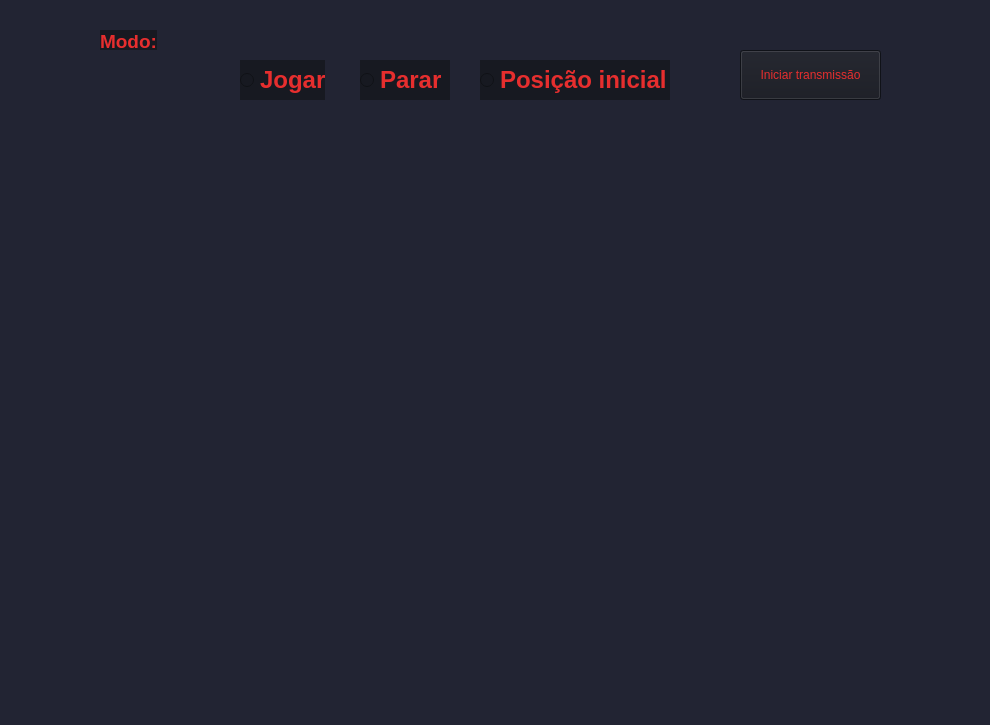
Red-Dragons-UFSCar/red-visao, file reddragons/interface/ui_files/jogar.ui: the form before one commit.
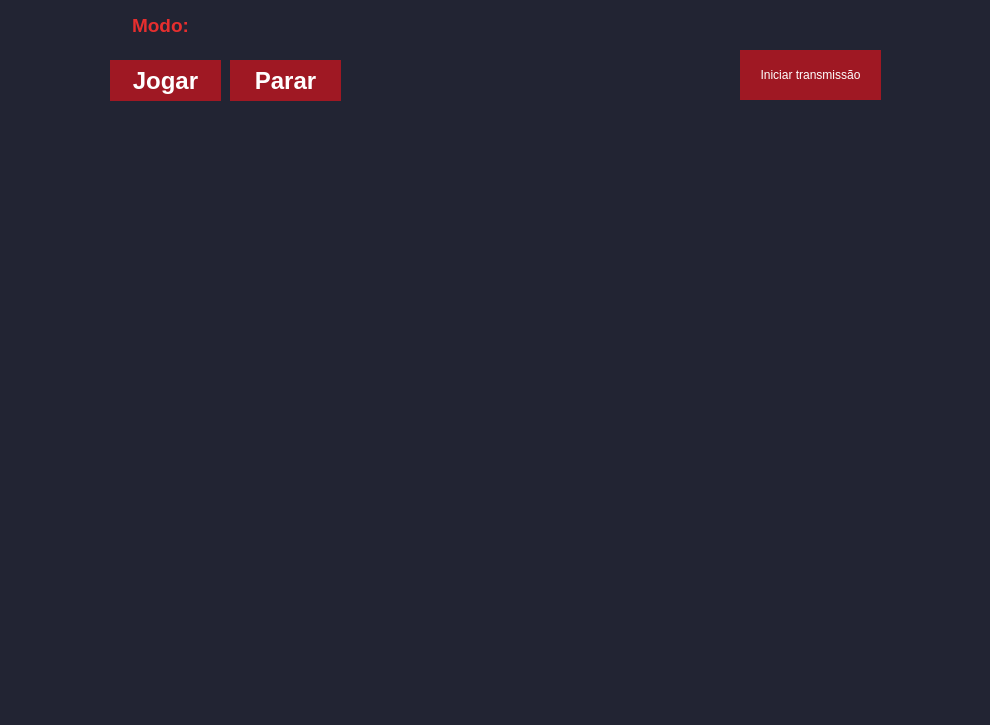
The form after the commit.

The edit to the form file:
```diff
--- a/reddragons/interface/ui_files/jogar.ui
+++ b/reddragons/interface/ui_files/jogar.ui
@@ -42,43 +42,16 @@
      <string/>
     </property>
    </widget>
-   <widget class="QRadioButton" name="rPosInicial">
-    <property name="geometry">
-     <rect>
-      <x>480</x>
-      <y>60</y>
-      <width>190</width>
-      <height>40</height>
-     </rect>
-    </property>
-    <property name="font">
-     <font>
-      <pointsize>18</pointsize>
-      <weight>75</weight>
-      <bold>true</bold>
-     </font>
-    </property>
-    <property name="layoutDirection">
-     <enum>Qt::LeftToRight</enum>
-    </property>
-    <property name="styleSheet">
-     <string notr="true">background-color: rgb(23, 25, 33);
-color: #E62E2E;</string>
-    </property>
-    <property name="text">
-     <string>Posição inicial</string>
-    </property>
-   </widget>
-   <widget class="QRadioButton" name="rParar">
+   <widget class="QPushButton" name="rParar">
     <property name="enabled">
      <bool>true</bool>
     </property>
     <property name="geometry">
      <rect>
-      <x>360</x>
+      <x>230</x>
       <y>60</y>
-      <width>90</width>
-      <height>40</height>
+      <width>111</width>
+      <height>41</height>
      </rect>
     </property>
     <property name="minimumSize">
@@ -101,20 +74,28 @@
      </font>
     </property>
     <property name="styleSheet">
-     <string notr="true">background-color: rgb(23, 25, 33);
-color: #E62E2E;</string>
+     <string notr="true">QPushButton{
+	color: rgb(255, 255, 255);
+	background-color: #9F1823;
+	border-radius:0px;
+}
+QPushButton:hover{
+	color: rgb(255, 255, 255);
+	background-color: #ff0000;
+	border-radius:0px;
+}</string>
     </property>
     <property name="text">
      <string>Parar</string>
     </property>
    </widget>
-   <widget class="QRadioButton" name="rJogar">
+   <widget class="QPushButton" name="rJogar">
     <property name="geometry">
      <rect>
-      <x>240</x>
+      <x>110</x>
       <y>60</y>
-      <width>85</width>
-      <height>40</height>
+      <width>111</width>
+      <height>41</height>
      </rect>
     </property>
     <property name="sizePolicy">
@@ -134,8 +115,16 @@
      <enum>Qt::LeftToRight</enum>
     </property>
     <property name="styleSheet">
-     <string notr="true">background-color: rgb(23, 25, 33);
-color: #E62E2E;</string>
+     <string notr="true">QPushButton{
+	color: rgb(255, 255, 255);
+	background-color: #9F1823;
+	border-radius:0px;
+}
+QPushButton:hover{
+	color: rgb(255, 255, 255);
+	background-color: #ff0000;
+	border-radius:0px;
+}</string>
     </property>
     <property name="text">
      <string>Jogar</string>
@@ -156,54 +145,54 @@
        <colorrole role="WindowText">
         <brush brushstyle="SolidPattern">
          <color alpha="255">
-          <red>230</red>
-          <green>46</green>
-          <blue>46</blue>
+          <red>255</red>
+          <green>255</green>
+          <blue>255</blue>
          </color>
         </brush>
        </colorrole>
        <colorrole role="Button">
         <brush brushstyle="SolidPattern">
          <color alpha="255">
-          <red>23</red>
-          <green>25</green>
-          <blue>33</blue>
+          <red>159</red>
+          <green>24</green>
+          <blue>35</blue>
          </color>
         </brush>
        </colorrole>
        <colorrole role="Text">
         <brush brushstyle="SolidPattern">
          <color alpha="255">
-          <red>230</red>
-          <green>46</green>
-          <blue>46</blue>
+          <red>255</red>
+          <green>255</green>
+          <blue>255</blue>
          </color>
         </brush>
        </colorrole>
        <colorrole role="ButtonText">
         <brush brushstyle="SolidPattern">
          <color alpha="255">
-          <red>230</red>
-          <green>46</green>
-          <blue>46</blue>
+          <red>255</red>
+          <green>255</green>
+          <blue>255</blue>
          </color>
         </brush>
        </colorrole>
        <colorrole role="Base">
         <brush brushstyle="SolidPattern">
          <color alpha="255">
-          <red>23</red>
-          <green>25</green>
-          <blue>33</blue>
+          <red>159</red>
+          <green>24</green>
+          <blue>35</blue>
          </color>
         </brush>
        </colorrole>
        <colorrole role="Window">
         <brush brushstyle="SolidPattern">
          <color alpha="255">
-          <red>23</red>
-          <green>25</green>
-          <blue>33</blue>
+          <red>159</red>
+          <green>24</green>
+          <blue>35</blue>
          </color>
         </brush>
        </colorrole>
@@ -212,54 +201,54 @@
        <colorrole role="WindowText">
         <brush brushstyle="SolidPattern">
          <color alpha="255">
-          <red>230</red>
-          <green>46</green>
-          <blue>46</blue>
+          <red>255</red>
+          <green>255</green>
+          <blue>255</blue>
          </color>
         </brush>
        </colorrole>
        <colorrole role="Button">
         <brush brushstyle="SolidPattern">
          <color alpha="255">
-          <red>23</red>
-          <green>25</green>
-          <blue>33</blue>
+          <red>159</red>
+          <green>24</green>
+          <blue>35</blue>
          </color>
         </brush>
        </colorrole>
        <colorrole role="Text">
         <brush brushstyle="SolidPattern">
          <color alpha="255">
-          <red>230</red>
-          <green>46</green>
-          <blue>46</blue>
+          <red>255</red>
+          <green>255</green>
+          <blue>255</blue>
          </color>
         </brush>
        </colorrole>
        <colorrole role="ButtonText">
         <brush brushstyle="SolidPattern">
          <color alpha="255">
-          <red>230</red>
-          <green>46</green>
-          <blue>46</blue>
+          <red>255</red>
+          <green>255</green>
+          <blue>255</blue>
          </color>
         </brush>
        </colorrole>
        <colorrole role="Base">
         <brush brushstyle="SolidPattern">
          <color alpha="255">
-          <red>23</red>
-          <green>25</green>
-          <blue>33</blue>
+          <red>159</red>
+          <green>24</green>
+          <blue>35</blue>
          </color>
         </brush>
        </colorrole>
        <colorrole role="Window">
         <brush brushstyle="SolidPattern">
          <color alpha="255">
-          <red>23</red>
-          <green>25</green>
-          <blue>33</blue>
+          <red>159</red>
+          <green>24</green>
+          <blue>35</blue>
          </color>
         </brush>
        </colorrole>
@@ -268,54 +257,54 @@
        <colorrole role="WindowText">
         <brush brushstyle="SolidPattern">
          <color alpha="255">
-          <red>230</red>
-          <green>46</green>
-          <blue>46</blue>
+          <red>255</red>
+          <green>255</green>
+          <blue>255</blue>
          </color>
         </brush>
        </colorrole>
        <colorrole role="Button">
         <brush brushstyle="SolidPattern">
          <color alpha="255">
-          <red>23</red>
-          <green>25</green>
-          <blue>33</blue>
+          <red>159</red>
+          <green>24</green>
+          <blue>35</blue>
          </color>
         </brush>
        </colorrole>
        <colorrole role="Text">
         <brush brushstyle="SolidPattern">
          <color alpha="255">
-          <red>230</red>
-          <green>46</green>
-          <blue>46</blue>
+          <red>255</red>
+          <green>255</green>
+          <blue>255</blue>
          </color>
         </brush>
        </colorrole>
        <colorrole role="ButtonText">
         <brush brushstyle="SolidPattern">
          <color alpha="255">
-          <red>230</red>
-          <green>46</green>
-          <blue>46</blue>
+          <red>255</red>
+          <green>255</green>
+          <blue>255</blue>
          </color>
         </brush>
        </colorrole>
        <colorrole role="Base">
         <brush brushstyle="SolidPattern">
          <color alpha="255">
-          <red>23</red>
-          <green>25</green>
-          <blue>33</blue>
+          <red>159</red>
+          <green>24</green>
+          <blue>35</blue>
          </color>
         </brush>
        </colorrole>
        <colorrole role="Window">
         <brush brushstyle="SolidPattern">
          <color alpha="255">
-          <red>23</red>
-          <green>25</green>
-          <blue>33</blue>
+          <red>159</red>
+          <green>24</green>
+          <blue>35</blue>
          </color>
         </brush>
        </colorrole>
@@ -324,8 +313,9 @@
     </property>
     <property name="styleSheet">
      <string notr="true">QPushButton{
-background-color: rgb(23, 25, 33);
-color: #E62E2E;
+	color: rgb(255, 255, 255);
+	background-color: #9F1823;
+	border-radius:0px;
 }
 QPushButton:hover{
 	background-color: #1B1D26;
@@ -338,10 +328,10 @@
    <widget class="QLabel" name="label">
     <property name="geometry">
      <rect>
-      <x>100</x>
-      <y>30</y>
-      <width>57</width>
-      <height>20</height>
+      <x>110</x>
+      <y>10</y>
+      <width>101</width>
+      <height>31</height>
      </rect>
     </property>
     <property name="font">
@@ -352,8 +342,16 @@
      </font>
     </property>
     <property name="styleSheet">
-     <string notr="true">background-color: rgb(23, 25, 33);
-color: #E62E2E;</string>
+     <string notr="true">QPushButton{
+	color: rgb(255, 255, 255);
+	background-color: #9F1823;
+	border-radius:0px;
+}
+QPushButton:hover{
+	color: rgb(255, 255, 255);
+	background-color: #ff0000;
+	border-radius:0px;
+}</string>
     </property>
     <property name="text">
      <string>&lt;html&gt;&lt;head/&gt;&lt;body&gt;&lt;p align=&quot;center&quot;&gt;&lt;span style=&quot; color:#e62e2e;&quot;&gt;Modo:&lt;/span&gt;&lt;/p&gt;&lt;/body&gt;&lt;/html&gt;</string>
```
Left out of the diff: 4 changed lines with no effect on the pictures.
